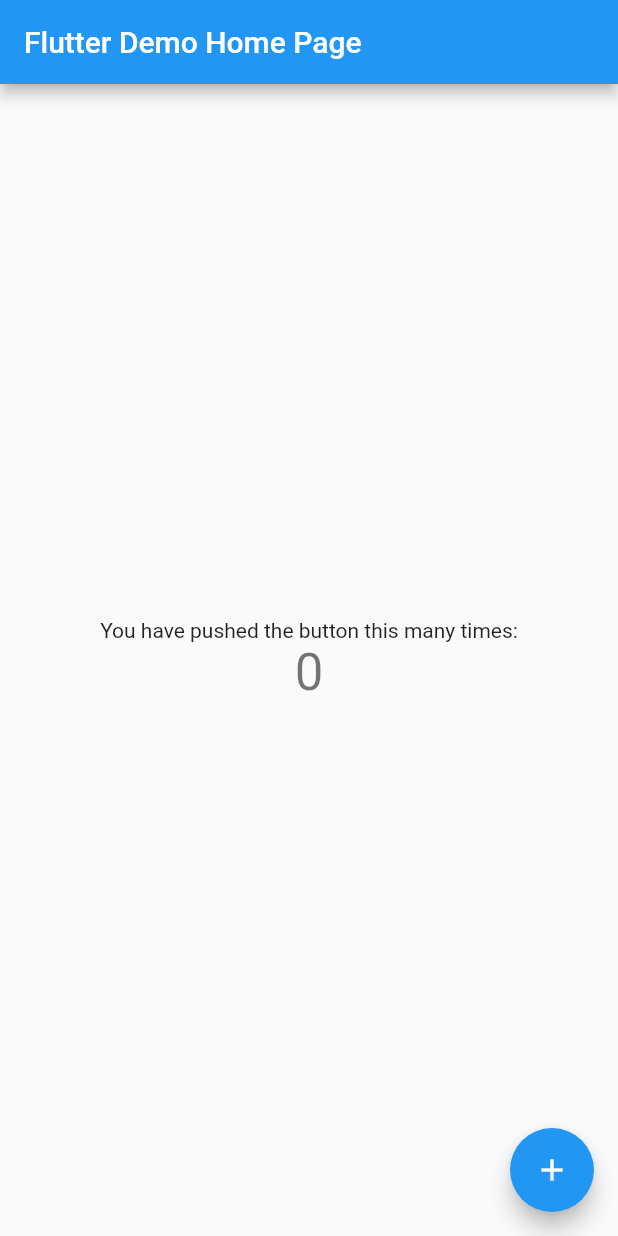
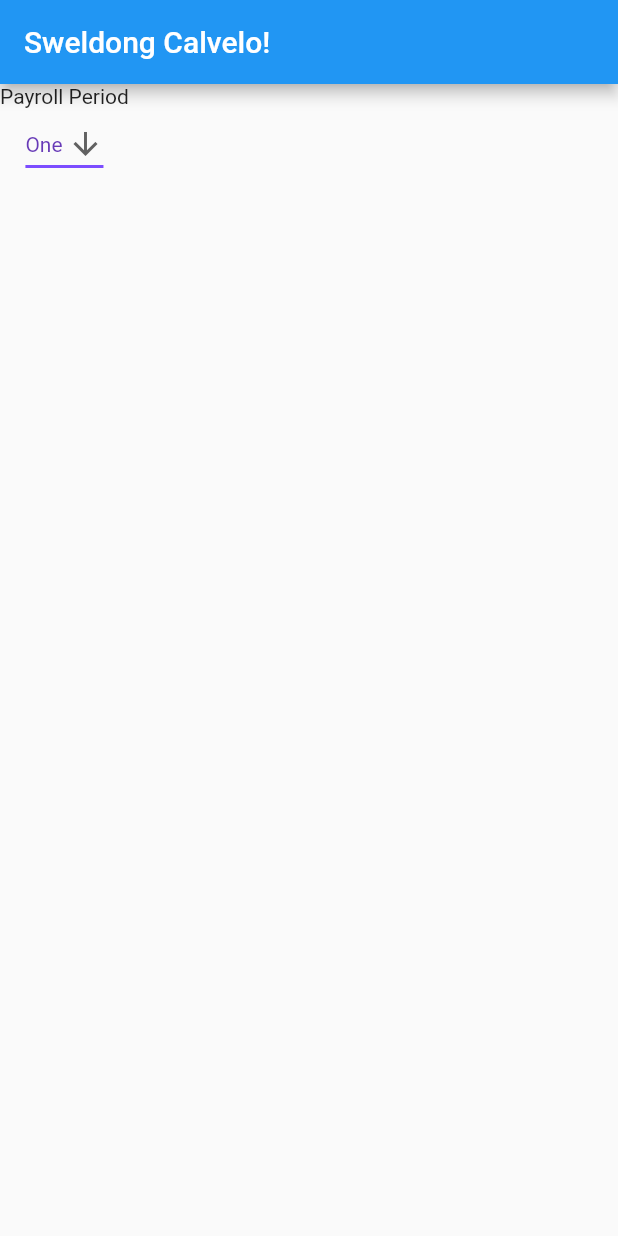
Before and after one commit to engrKUMA/CESapp, a Flutter app: the screen it shows after launch, on a phone screen of 412 x 824 dp. Run offline on Flutter 3.47's test engine with Material 2 defaults, Android fonts, the phone set to English and light mode, and no system bars.

Commit message:
Testing some layouts

```diff
--- a/lib/main.dart
+++ b/lib/main.dart
@@ -1,111 +1,83 @@
 import 'package:flutter/material.dart';
+import 'salary_page.dart';
+import 'package:cesapp/navigation_container.dart';
 
 void main() => runApp(MyApp());
 
+/// This Widget is the main application widget.
 class MyApp extends StatelessWidget {
-  // This widget is the root of your application.
+  static const String _title = 'CES TEST APP';
+
   @override
   Widget build(BuildContext context) {
     return MaterialApp(
-      title: 'Flutter Demo',
-      theme: ThemeData(
-        // This is the theme of your application.
-        //
-        // Try running your application with "flutter run". You'll see the
-        // application has a blue toolbar. Then, without quitting the app, try
-        // changing the primarySwatch below to Colors.green and then invoke
-        // "hot reload" (press "r" in the console where you ran "flutter run",
-        // or simply save your changes to "hot reload" in a Flutter IDE).
-        // Notice that the counter didn't reset back to zero; the application
-        // is not restarted.
-        primarySwatch: Colors.blue,
-      ),
-      home: MyHomePage(title: 'Flutter Demo Home Page'),
+      title: _title,
+      home: SalaryPage(),
+//      home: NavigationContainer(),
     );
   }
 }
-
-class MyHomePage extends StatefulWidget {
-  MyHomePage({Key key, this.title}) : super(key: key);
-
-  // This widget is the home page of your application. It is stateful, meaning
-  // that it has a State object (defined below) that contains fields that affect
-  // how it looks.
-
-  // This class is the configuration for the state. It holds the values (in this
-  // case the title) provided by the parent (in this case the App widget) and
-  // used by the build method of the State. Fields in a Widget subclass are
-  // always marked "final".
-
-  final String title;
-
-  @override
-  _MyHomePageState createState() => _MyHomePageState();
-}
-
-class _MyHomePageState extends State<MyHomePage> {
-  int _counter = 0;
-
-  void _incrementCounter() {
-    setState(() {
-      // This call to setState tells the Flutter framework that something has
-      // changed in this State, which causes it to rerun the build method below
-      // so that the display can reflect the updated values. If we changed
-      // _counter without calling setState(), then the build method would not be
-      // called again, and so nothing would appear to happen.
-      _counter++;
-    });
-  }
-
-  @override
-  Widget build(BuildContext context) {
-    // This method is rerun every time setState is called, for instance as done
-    // by the _incrementCounter method above.
-    //
-    // The Flutter framework has been optimized to make rerunning build methods
-    // fast, so that you can just rebuild anything that needs updating rather
-    // than having to individually change instances of widgets.
-    return Scaffold(
-      appBar: AppBar(
-        // Here we take the value from the MyHomePage object that was created by
-        // the App.build method, and use it to set our appbar title.
-        title: Text(widget.title),
-      ),
-      body: Center(
-        // Center is a layout widget. It takes a single child and positions it
-        // in the middle of the parent.
-        child: Column(
-          // Column is also a layout widget. It takes a list of children and
-          // arranges them vertically. By default, it sizes itself to fit its
-          // children horizontally, and tries to be as tall as its parent.
-          //
-          // Invoke "debug painting" (press "p" in the console, choose the
-          // "Toggle Debug Paint" action from the Flutter Inspector in Android
-          // Studio, or the "Toggle Debug Paint" command in Visual Studio Code)
-          // to see the wireframe for each widget.
-          //
-          // Column has various properties to control how it sizes itself and
-          // how it positions its children. Here we use mainAxisAlignment to
-          // center the children vertically; the main axis here is the vertical
-          // axis because Columns are vertical (the cross axis would be
-          // horizontal).
-          mainAxisAlignment: MainAxisAlignment.center,
-          children: <Widget>[
-            Text(
-              'You have pushed the button this many times:',
-            ),
-            Text(
-              '$_counter',
-              style: Theme.of(context).textTheme.display1,
-            ),
-          ],
-        ),
-      ),
-      floatingActionButton: FloatingActionButton(
-        onPressed: _incrementCounter,
-        tooltip: 'Increment',
-        child: Icon(Icons.add),
-      ), // This trailing comma makes auto-formatting nicer for build methods.
-    );
-  }
-}
+//
+//class MyStatefulWidget extends StatefulWidget {
+//  MyStatefulWidget({Key key}) : super(key: key);
+//
+//  @override
+//  _MyStatefulWidgetState createState() => _MyStatefulWidgetState();
+//}
+//
+//class _MyStatefulWidgetState extends State<MyStatefulWidget> {
+//  int _selectedIndex = 0;
+//  static const TextStyle optionStyle =
+//      TextStyle(fontSize: 30, fontWeight: FontWeight.bold);
+//  static const List<Widget> _widgetOptions = <Widget>[
+//    Text(
+//      'Index 0: Home',
+//      style: optionStyle,
+//    ),
+//    Text(
+//      'Index 1: Business',
+//      style: optionStyle,
+//    ),
+//    Text(
+//      'Index 2: School',
+//      style: optionStyle,
+//    ),
+//  ];
+//
+//  void _onItemTapped(int index) {
+//    setState(() {
+//      _selectedIndex = index;
+//    });
+//  }
+//
+//  @override
+//  Widget build(BuildContext context) {
+//    return Scaffold(
+//      appBar: AppBar(
+//        title: const Text('BottomNavigationBar Sample'),
+//      ),
+//      body: Center(
+//        child: _widgetOptions.elementAt(_selectedIndex),
+//      ),
+//      bottomNavigationBar: BottomNavigationBar(
+//        items: const <BottomNavigationBarItem>[
+//          BottomNavigationBarItem(
+//            icon: Icon(Icons.home),
+//            title: Text('Home'),
+//          ),
+//          BottomNavigationBarItem(
+//            icon: Icon(Icons.business),
+//            title: Text('Business'),
+//          ),
+//          BottomNavigationBarItem(
+//            icon: Icon(Icons.school),
+//            title: Text('School'),
+//          ),
+//        ],
+//        currentIndex: _selectedIndex,
+//        selectedItemColor: Colors.amber[800],
+//        onTap: _onItemTapped,
+//      ),
+//    );
+//  }
+//}
--- /dev/null
+++ b/lib/salary_page.dart
@@ -0,0 +1,25 @@
+import 'package:flutter/cupertino.dart';
+import 'package:flutter/material.dart';
+import 'package:cesapp/widgets/reusable_dropdown_button.dart';
+
+class SalaryPage extends StatefulWidget {
+  @override
+  _SalaryPageState createState() => _SalaryPageState();
+}
+
+class _SalaryPageState extends State<SalaryPage> {
+  @override
+  Widget build(BuildContext context) {
+    return Scaffold(
+      appBar: AppBar(
+        title: const Text('Sweldong Calvelo!'),
+      ),
+      body: Column(
+        children: <Widget>[
+          Text('Payroll Period'),
+          ReusableDropdownButton(),
+        ],
+      ),
+    );
+  }
+}
--- /dev/null
+++ b/lib/widgets/reusable_dropdown_button.dart
@@ -0,0 +1,36 @@
+import 'package:flutter/material.dart';
+
+class ReusableDropdownButton extends StatelessWidget {
+  const ReusableDropdownButton({
+    Key key,
+  }) : super(key: key);
+
+  @override
+  Widget build(BuildContext context) {
+    String dropdownValue = 'One';
+
+    return DropdownButton(
+      value: dropdownValue,
+      icon: Icon(Icons.arrow_downward),
+      iconSize: 24,
+      elevation: 16,
+      style: TextStyle(color: Colors.deepPurple),
+      underline: Container(
+        height: 2,
+        color: Colors.deepPurpleAccent,
+      ),
+      onChanged: (String newValue) {
+//        setState(() {
+//          dropdownValue = newValue;
+//        });
+      },
+      items: <String>['One', 'Two', 'Free', 'Four']
+          .map<DropdownMenuItem<String>>((String value) {
+        return DropdownMenuItem<String>(
+          value: value,
+          child: Text(value),
+        );
+      }).toList(),
+    );
+  }
+}
```
Also changed, not shown: lib/navigation_container.dart (added, +67 -0 lines), pubspec.yaml (+2 -53 lines), lib/constants.dart (added), lib/enums.dart (added), pubspec.lock, 1 other file.
